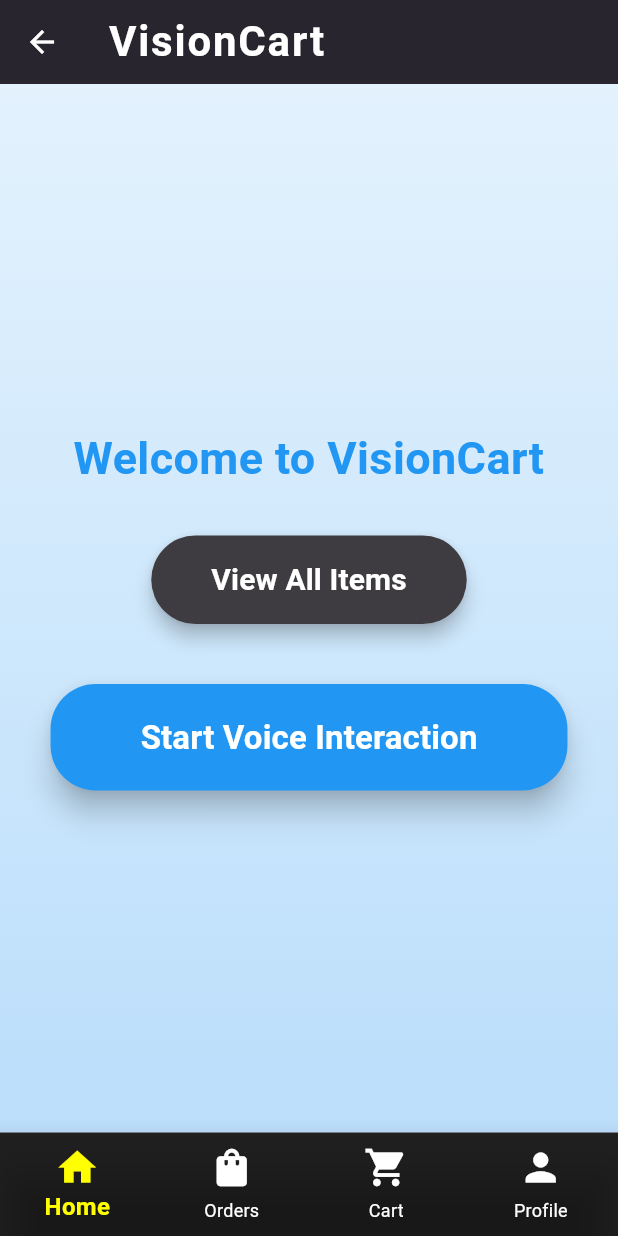
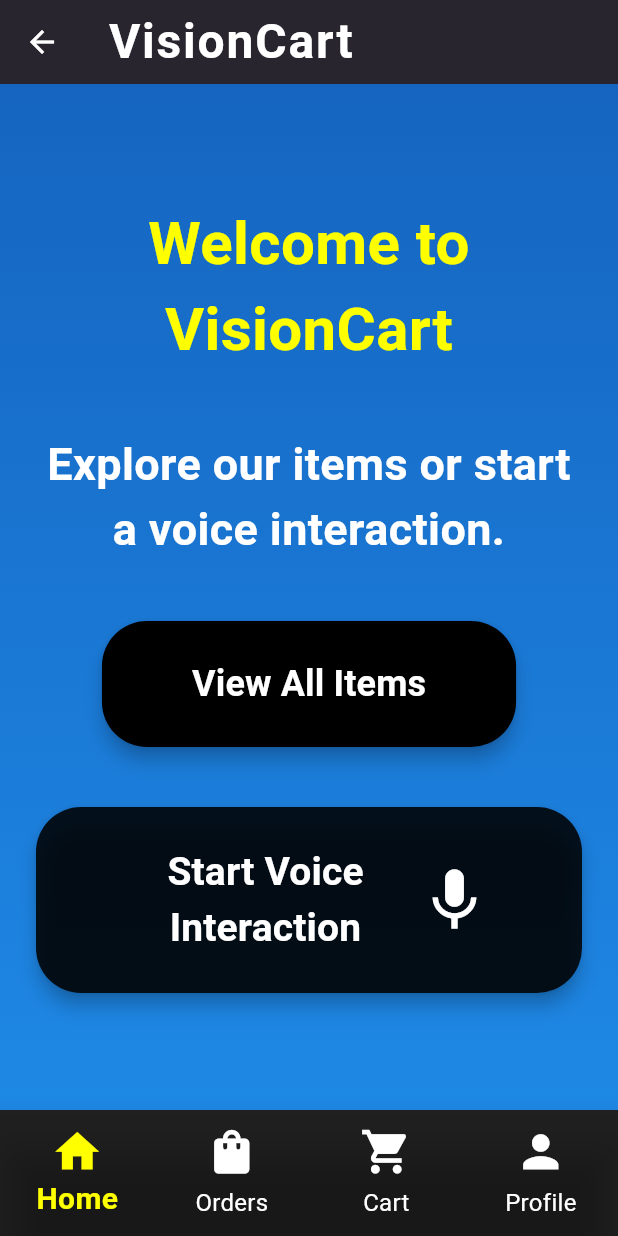
Before and after one commit to PramodLakmal/visioncart, a Flutter app: the HomeScreen screen opened directly, on a phone screen of 412 x 824 dp. Run offline on Flutter 3.47's test engine with Material 3 defaults, Android fonts, the phone set to English and light mode, and no system bars; our stand-ins replace cloud_firestore, firebase_auth, firebase_core, firebase_storage, flutter_tts, google_sign_in and 7 more; accounts and stored records are empty; network calls fail.

Commit message:
Refactor home screen UI for better accessibility and user experience

```diff
--- a/lib/Login SignUp/Screen/home_screen.dart
+++ b/lib/Login SignUp/Screen/home_screen.dart
@@ -1,4 +1,5 @@
 import 'package:flutter/material.dart';
+import 'package:flutter/services.dart'; // For haptic feedback
 import 'package:visioncart/cart/screens/cartScreen.dart';
 import 'package:visioncart/cart/screens/orderScreen.dart';
 import '../../items/screens/item_list_page.dart';
@@ -16,13 +17,19 @@ class _HomeScreenState extends State<HomeScreen> {
   int selectedIndex = 0;
 
   static const List<Widget> _pages = <Widget>[
-    Center(child: Text('Home Page Content', style: TextStyle(fontSize: 24))),
+    Center(
+      child: Text(
+        'Home Page Content',
+        style: TextStyle(fontSize: 28), // Larger font size for readability
+      ),
+    ),
     Orders(),
     Cart(),
     ProfilePage(),
   ];
 
   void _onItemTapped(int index) {
+    HapticFeedback.selectionClick(); // Provide haptic feedback
     setState(() {
       selectedIndex = index;
     });
@@ -32,12 +39,15 @@ class _HomeScreenState extends State<HomeScreen> {
   Widget build(BuildContext context) {
     return Scaffold(
       appBar: AppBar(
-        title: const Text(
+        title: Semantics(
+          label: 'VisionCart Home Screen',
+          child: const Text(
             'VisionCart',
             style: TextStyle(
               fontWeight: FontWeight.bold,
-            fontSize: 28,
+              fontSize: 32, // Larger font for better visibility
               letterSpacing: 1.2,
+            ),
           ),
         ),
         backgroundColor: Colors.black87,
@@ -51,8 +61,8 @@ class _HomeScreenState extends State<HomeScreen> {
               decoration: BoxDecoration(
                 gradient: LinearGradient(
                   colors: [
-                    Colors.blue[50]!,
-                    Colors.blue[100]!,
+                    Colors.blue[800]!, // Darker background for higher contrast
+                    Colors.blue[600]!,
                   ],
                   begin: Alignment.topCenter,
                   end: Alignment.bottomCenter,
@@ -62,18 +72,38 @@ class _HomeScreenState extends State<HomeScreen> {
                 mainAxisAlignment: MainAxisAlignment.center,
                 crossAxisAlignment: CrossAxisAlignment.center,
                 children: [
-                  const Text(
+                  Semantics(
+                    label: 'Welcome to VisionCart. Explore our items or start a voice interaction.',
+                    child: const Text(
                       "Welcome to VisionCart",
                       textAlign: TextAlign.center,
                       style: TextStyle(
-                      fontSize: 30,
+                        fontSize: 40, // Larger, high-contrast text
                         fontWeight: FontWeight.bold,
-                      color: Color.fromRGBO(33, 150, 243, 1),
+                        color: Colors.yellowAccent, // High-contrast color
                       ),
                     ),
-                  const SizedBox(height: 30),
-                  ElevatedButton(
+                  ),
+                  const SizedBox(height: 40),
+                  Semantics(
+                    label: 'Welcome to VisionCart. Explore our items or start a voice interaction.',
+                    child: const Text(
+                      "Explore our items or start a voice interaction.",
+                      textAlign: TextAlign.center,
+                      style: TextStyle(
+                        fontSize: 30, // Larger, high-contrast text
+                        fontWeight: FontWeight.bold,
+                        color: Colors.white, // High-contrast color
+                      ),
+                    ),
+                  ),
+                  const SizedBox(height: 40),
+                  Semantics(
+                    label: 'View all items button',
+                    button: true,
+                    child: ElevatedButton(
                       onPressed: () {
+                        HapticFeedback.vibrate(); // Provide haptic feedback
                         Navigator.push(
                           context,
                           MaterialPageRoute(
@@ -81,9 +111,9 @@ class _HomeScreenState extends State<HomeScreen> {
                         );
                       },
                       style: ElevatedButton.styleFrom(
-                      backgroundColor: const Color.fromARGB(255, 62, 60, 64),
+                        backgroundColor: Colors.black, // High contrast background
                         padding: const EdgeInsets.symmetric(
-                          horizontal: 40, vertical: 15),
+                            horizontal: 60, vertical: 25), // Increased button size
                         shape: RoundedRectangleBorder(
                           borderRadius: BorderRadius.circular(30.0),
                         ),
@@ -92,37 +122,58 @@ class _HomeScreenState extends State<HomeScreen> {
                       child: const Text(
                         "View All Items",
                         style: TextStyle(
-                        fontSize: 20,
-                        color: Colors.white,
+                          fontSize: 24, // Larger text
+                          color: Colors.white, // High-contrast text
                           fontWeight: FontWeight.bold,
                         ),
                       ),
                     ),
-                  const SizedBox(height: 40), // Space before the next button
-                  ElevatedButton(
+                  ),
+                  const SizedBox(height: 40),
+                  Semantics(
+                    label: 'Start voice interaction button',
+                    button: true,
+                    child: ElevatedButton(
                       onPressed: () {
+                        HapticFeedback.vibrate(); // Provide haptic feedback
                         Navigator.push(
                           context,
                           MaterialPageRoute(
-                            builder: (context) =>
-                                const ChatScreen()), // Navigate to voice interaction
+                              builder: (context) => const ChatScreen()), // Navigate to voice interaction
                         );
                       },
                       style: ElevatedButton.styleFrom(
-                      backgroundColor: const Color.fromRGBO(33, 150, 243, 1),
+                        backgroundColor: Colors.black87, // High contrast background
                         padding: const EdgeInsets.symmetric(
-                          horizontal: 60, vertical: 20),
+                            horizontal: 60, vertical: 25), // Increased button size
                         shape: RoundedRectangleBorder(
                           borderRadius: BorderRadius.circular(30.0),
                         ),
-                      elevation: 8,
+                        elevation: 5,
                       ),
-                    child: const Text(
+                      child: const Center(
+                        child: Row(
+                          mainAxisSize: MainAxisSize.min, // Center the row content
+                          children: [
+                            Expanded(
+                              child: Text(
                                 "Start Voice Interaction",
                                 style: TextStyle(
-                        fontSize: 22,
-                        color: Colors.white,
+                                  fontSize: 26, // Larger text for readability
+                                  color: Colors.white, // High-contrast color
                                   fontWeight: FontWeight.bold,
+                                ),
+                                textAlign: TextAlign.center, // Center the text within the Expanded widget
+                              ),
+                            ),
+                            SizedBox(width: 8), // Add some space between the text and the icon
+                            Icon(
+                              Icons.mic, // Voice icon
+                              color: Colors.white, // Same color as the text for consistency
+                              size: 50, // Match the text size
+                            ),
+                          ],
+                        ),
                       ),
                     ),
                   ),
@@ -130,22 +181,24 @@ class _HomeScreenState extends State<HomeScreen> {
               ),
             )
           : _pages[selectedIndex],
-      bottomNavigationBar: BottomNavigationBar(
+      bottomNavigationBar: Semantics(
+        label: 'Bottom navigation bar',
+        child: BottomNavigationBar(
           items: const <BottomNavigationBarItem>[
             BottomNavigationBarItem(
-            icon: Icon(Icons.home, size: 30),
+              icon: Icon(Icons.home, size: 35), // Increased icon size
               label: 'Home',
             ),
             BottomNavigationBarItem(
-            icon: Icon(Icons.shopping_bag, size: 30),
+              icon: Icon(Icons.shopping_bag, size: 35), // Increased icon size
               label: 'Orders',
             ),
             BottomNavigationBarItem(
-            icon: Icon(Icons.shopping_cart, size: 30),
+              icon: Icon(Icons.shopping_cart, size: 35), // Increased icon size
               label: 'Cart',
             ),
             BottomNavigationBarItem(
-            icon: Icon(Icons.person, size: 30),
+              icon: Icon(Icons.person, size: 35), // Increased icon size
               label: 'Profile',
             ),
           ],
@@ -153,13 +206,14 @@ class _HomeScreenState extends State<HomeScreen> {
           selectedItemColor: Colors.yellowAccent,
           unselectedItemColor: Colors.white,
           selectedLabelStyle:
-            const TextStyle(fontSize: 16, fontWeight: FontWeight.bold),
-        unselectedLabelStyle: const TextStyle(fontSize: 12),
+              const TextStyle(fontSize: 20, fontWeight: FontWeight.bold), // Larger label size
+          unselectedLabelStyle: const TextStyle(fontSize: 16), // Larger label size
           onTap: _onItemTapped,
           type: BottomNavigationBarType.fixed,
           elevation: 12,
           backgroundColor: Colors.black87,
         ),
+      ),
     );
   }
 }
```
Lines whose indentation alone changed are shown as unchanged.
